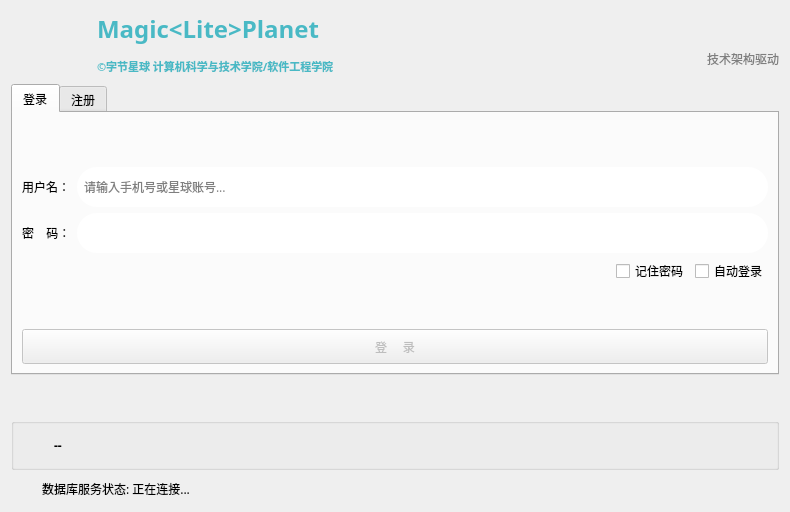
Old version of the form formLogin.ui in the repository csthenry/weplanet-desktop.
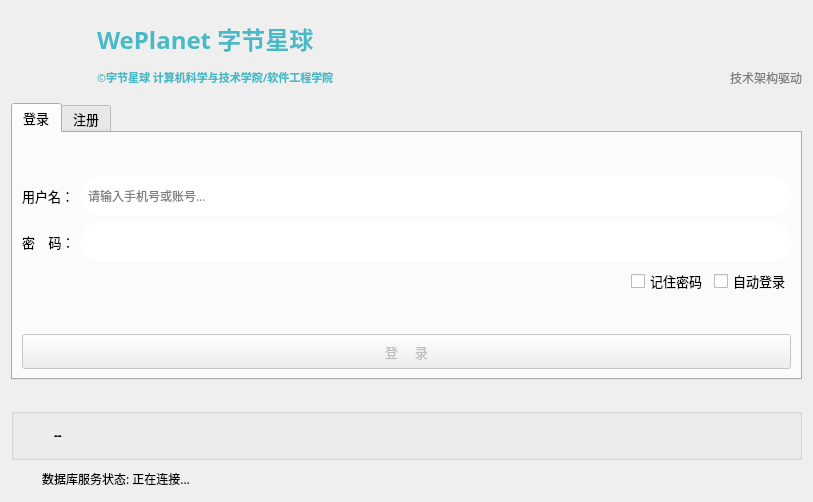
New version of the form. Icons and pictures are not drawn.

Diff of the .ui file:
```diff
--- a/formLogin.ui
+++ b/formLogin.ui
@@ -6,8 +6,8 @@
    <rect>
     <x>0</x>
     <y>0</y>
-    <width>790</width>
-    <height>512</height>
+    <width>813</width>
+    <height>502</height>
    </rect>
   </property>
   <property name="font">
@@ -26,7 +26,35 @@
   <layout class="QGridLayout" name="gridLayout_10">
    <item row="0" column="0" rowspan="2">
     <layout class="QGridLayout" name="gridLayout_8">
-     <item row="0" column="1">
+     <item row="0" column="0">
+      <widget class="QLabel" name="mainIcon">
+       <property name="minimumSize">
+        <size>
+         <width>64</width>
+         <height>64</height>
+        </size>
+       </property>
+       <property name="maximumSize">
+        <size>
+         <width>64</width>
+         <height>64</height>
+        </size>
+       </property>
+       <property name="text">
+        <string/>
+       </property>
+       <property name="pixmap">
+        <pixmap resource="resource.qrc">:/images/logo/MagicLightAssistant.png</pixmap>
+       </property>
+       <property name="scaledContents">
+        <bool>true</bool>
+       </property>
+       <property name="margin">
+        <number>5</number>
+       </property>
+      </widget>
+     </item>
+     <item row="0" column="1" rowspan="2">
       <widget class="QLabel" name="label">
        <property name="palette">
         <palette>
@@ -131,25 +159,19 @@
         <string notr="true">margin-left:10px;</string>
        </property>
        <property name="text">
-        <string>&lt;html&gt;&lt;head/&gt;&lt;body&gt;&lt;p&gt;&lt;span style=&quot; font-weight:600; color:#49b9c5;&quot;&gt;Magic&amp;lt;Lite&amp;gt;Planet &lt;/span&gt;&lt;/p&gt;&lt;p&gt;&lt;span style=&quot; font-size:8pt; font-weight:600; color:#49b9c5;&quot;&gt;©字节星球 计算机科学与技术学院/软件工程学院&lt;/span&gt;&lt;/p&gt;&lt;/body&gt;&lt;/html&gt;</string>
+        <string>&lt;html&gt;&lt;head/&gt;&lt;body&gt;&lt;p&gt;&lt;span style=&quot; font-weight:600; color:#49b9c5;&quot;&gt;WePlanet &lt;/span&gt;&lt;span style=&quot; font-weight:600; color:#49b9c5;&quot;&gt;字节星球&lt;/span&gt;&lt;/p&gt;&lt;p&gt;&lt;span style=&quot; font-size:8pt; font-weight:600; color:#49b9c5;&quot;&gt;©字节星球 计算机科学与技术学院/软件工程学院&lt;/span&gt;&lt;/p&gt;&lt;/body&gt;&lt;/html&gt;</string>
        </property>
        <property name="margin">
         <number>0</number>
        </property>
       </widget>
      </item>
-     <item row="0" column="0">
-      <widget class="QLabel" name="mainIcon">
-       <property name="minimumSize">
-        <size>
-         <width>64</width>
-         <height>64</height>
-        </size>
-       </property>
+     <item row="1" column="0">
+      <widget class="QLabel" name="label_8">
        <property name="maximumSize">
         <size>
-         <width>64</width>
-         <height>64</height>
+         <width>66</width>
+         <height>30</height>
         </size>
        </property>
        <property name="text">
@@ -168,7 +190,7 @@
      </item>
     </layout>
    </item>
-   <item row="0" column="2">
+   <item row="0" column="3">
     <spacer name="verticalSpacer_6">
      <property name="orientation">
       <enum>Qt::Vertical</enum>
@@ -181,7 +203,7 @@
      </property>
     </spacer>
    </item>
-   <item row="1" column="1">
+   <item row="1" column="2">
     <spacer name="horizontalSpacer_3">
      <property name="orientation">
       <enum>Qt::Horizontal</enum>
@@ -194,7 +216,7 @@
      </property>
     </spacer>
    </item>
-   <item row="1" column="2">
+   <item row="1" column="3">
     <layout class="QGridLayout" name="gridLayout_9">
      <item row="0" column="0">
       <widget class="QLabel" name="label_4">
@@ -237,6 +259,7 @@
        </property>
        <property name="font">
         <font>
+         <family>微软雅黑</family>
          <pointsize>9</pointsize>
         </font>
        </property>
@@ -250,12 +273,12 @@
      </item>
     </layout>
    </item>
-   <item row="2" column="0" colspan="3">
+   <item row="2" column="0" colspan="4">
     <widget class="QTabWidget" name="tabWidget">
      <property name="font">
       <font>
        <family>微软雅黑</family>
-       <pointsize>9</pointsize>
+       <pointsize>10</pointsize>
       </font>
      </property>
      <property name="currentIndex">
@@ -279,6 +302,7 @@
            <property name="font">
             <font>
              <family>微软雅黑</family>
+             <pointsize>9</pointsize>
             </font>
            </property>
            <property name="styleSheet">
@@ -319,6 +343,7 @@
            <property name="font">
             <font>
              <family>微软雅黑</family>
+             <pointsize>9</pointsize>
             </font>
            </property>
            <property name="styleSheet">
@@ -336,7 +361,7 @@
             <number>32767</number>
            </property>
            <property name="placeholderText">
-            <string>请输入手机号或星球账号...</string>
+            <string>请输入手机号或账号...</string>
            </property>
           </widget>
          </item>
@@ -374,10 +399,20 @@
           </size>
          </property>
          <property name="layoutDirection">
-          <enum>Qt::RightToLeft</enum>
+          <enum>Qt::LeftToRight</enum>
          </property>
          <property name="text">
-          <string>登     录</string>
+          <string>  登     录  </string>
+         </property>
+         <property name="icon">
+          <iconset resource="resource.qrc">
+           <normaloff>:/images/color_icon/arrow_up_2.svg</normaloff>:/images/color_icon/arrow_up_2.svg</iconset>
+         </property>
+         <property name="iconSize">
+          <size>
+           <width>22</width>
+           <height>22</height>
+          </size>
          </property>
         </widget>
        </item>
@@ -719,7 +754,7 @@
      </widget>
     </widget>
    </item>
-   <item row="3" column="0">
+   <item row="3" column="1">
     <spacer name="verticalSpacer_5">
      <property name="orientation">
       <enum>Qt::Vertical</enum>
@@ -732,7 +767,7 @@
      </property>
     </spacer>
    </item>
-   <item row="4" column="0" colspan="3">
+   <item row="4" column="0" colspan="4">
     <layout class="QGridLayout" name="gridLayout_7">
      <item row="0" column="0">
       <widget class="QGroupBox" name="groupBox">
@@ -744,6 +779,8 @@
          <widget class="QLabel" name="label_announcement">
           <property name="font">
            <font>
+            <family>微软雅黑</family>
+            <pointsize>9</pointsize>
             <weight>75</weight>
             <bold>true</bold>
            </font>
```
Left out of the diff: 7 changed lines with no effect on the pictures.
